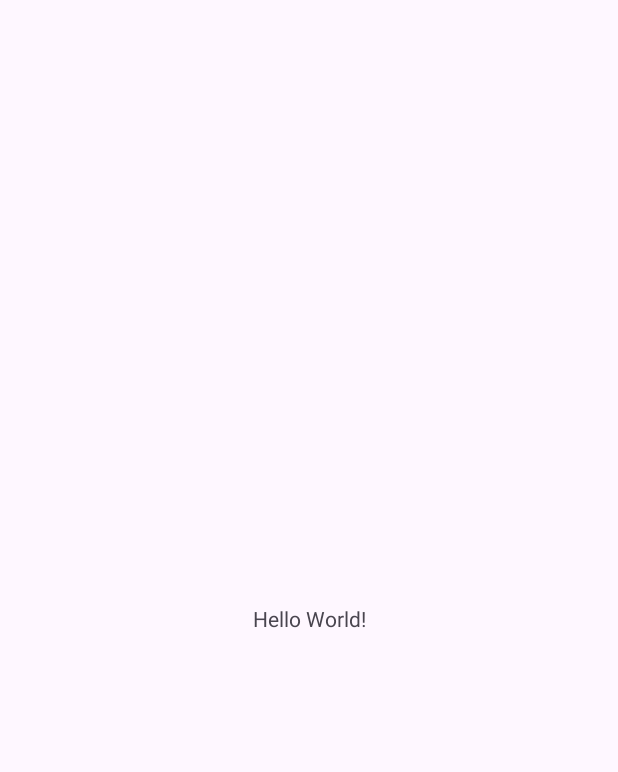
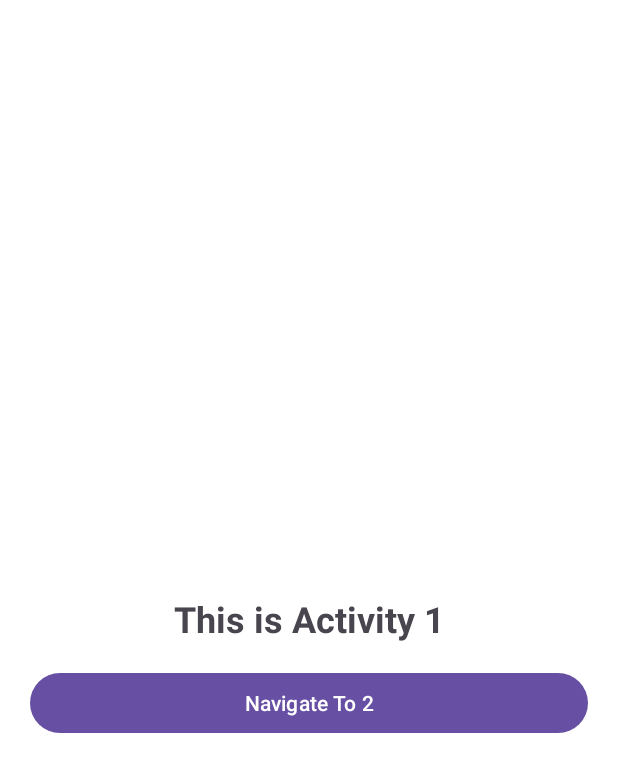
Before and after one commit to nandaiqbalh/playground-activity-lifecycle, an Android app: the screen it shows after launch (MainActivity before the commit, FirstActivity after it), on a phone screen of 412 x 824 dp. Before the commit the part shown is almost empty. Shown: the top 772 px of the screen. Run offline under Robolectric (Android 15) with nearby library versions, the phone set to English and light mode, and no system bars.

Commit message:
Finish App

```diff
--- a/app/build.gradle.kts
+++ b/app/build.gradle.kts
@@ -33,6 +33,10 @@ android {
 	kotlinOptions {
 		jvmTarget = "1.8"
 	}
+
+	buildFeatures{
+		viewBinding = true
+	}
 }
 
 dependencies {
--- /dev/null
+++ b/app/src/main/java/com/nandaiqbalh/activitylifecycle/FirstActivity.kt
@@ -0,0 +1,96 @@
+package com.nandaiqbalh.activitylifecycle
+
+import android.content.Intent
+import androidx.appcompat.app.AppCompatActivity
+import android.os.Bundle
+import android.util.Log
+import com.nandaiqbalh.activitylifecycle.databinding.ActivityFirstBinding
+import com.nandaiqbalh.activitylifecycle.databinding.ActivitySecondBinding
+
+class FirstActivity : AppCompatActivity() {
+
+	private var _binding: ActivityFirstBinding? = null
+	private val binding get() = _binding!!
+
+	private val TAG = "FIRST ACTIVITY"
+	override fun onCreate(savedInstanceState: Bundle?) {
+		super.onCreate(savedInstanceState)
+		Log.d(TAG, "ON CREATE CALLED")
+
+		// initialize view binding and set the activity content
+		_binding = ActivityFirstBinding.inflate(layoutInflater)
+		setContentView(binding.root)
+
+		// set up an action listener
+		binding.btnNavigateTo2.setOnClickListener {
+			val intent = Intent(this@FirstActivity, SecondActivity::class.java)
+			startActivity(intent)
+		}
+	}
+
+	override fun onStart() {
+		super.onStart()
+		Log.d(TAG, "ON START CALLED")
+
+		// Example: Start a background service when the activity starts
+		startBackgroundService()
+	}
+
+	override fun onResume() {
+		super.onResume()
+		Log.d(TAG, "ON RESUME CALLED")
+
+		// Example: Resume video playback when the activity is in the foreground
+		resumeVideoPlayback()
+	}
+
+	override fun onPause() {
+		super.onPause()
+		Log.d(TAG, "ON PAUSE CALLED")
+
+		// Example: Pause video playback when the activity is about to go into the background
+		pauseVideoPlayback()
+	}
+
+	override fun onStop() {
+		super.onStop()
+		Log.d(TAG, "ON STOP CALLED")
+
+		// Example: Stop a background service when the activity is no longer visible
+		stopBackgroundService()
+	}
+
+	override fun onDestroy() {
+		super.onDestroy()
+		Log.d(TAG, "ON DESTROY CALLED")
+
+		// Example: Release resources or perform cleanup when the activity is destroyed
+		releaseResources()
+		_binding = null
+	}
+
+	private fun startBackgroundService() {
+		// Your implementation to start a background service
+		Log.d(TAG, "Background Service Started")
+	}
+
+	private fun stopBackgroundService() {
+		// Your implementation to stop a background service
+		Log.d(TAG, "Background Service Stopped")
+	}
+
+	private fun resumeVideoPlayback() {
+		// Your implementation to resume video playback
+		Log.d(TAG, "Video Playback Resumed")
+	}
+
+	private fun pauseVideoPlayback() {
+		// Your implementation to pause video playback
+		Log.d(TAG, "Video Playback Paused")
+	}
+
+	private fun releaseResources() {
+		// Your implementation to release resources or perform cleanup
+		Log.d(TAG, "Resources Released")
+	}
+}
--- a/app/src/main/java/com/nandaiqbalh/activitylifecycle/MainActivity.kt
+++ /dev/null
@@ -1,11 +0,0 @@
-package com.nandaiqbalh.activitylifecycle
-
-import androidx.appcompat.app.AppCompatActivity
-import android.os.Bundle
-
-class MainActivity : AppCompatActivity() {
-	override fun onCreate(savedInstanceState: Bundle?) {
-		super.onCreate(savedInstanceState)
-		setContentView(R.layout.activity_main)
-	}
-}
--- /dev/null
+++ b/app/src/main/java/com/nandaiqbalh/activitylifecycle/SplashscreenActivity.kt
@@ -0,0 +1,25 @@
+package com.nandaiqbalh.activitylifecycle
+
+import android.annotation.SuppressLint
+import android.content.Intent
+import androidx.appcompat.app.AppCompatActivity
+import android.os.Bundle
+import android.os.Handler
+
+@SuppressLint("CustomSplashScreen")
+class SplashscreenActivity : AppCompatActivity() {
+	private val SPLASH_TIMEOUT: Long = 3000 // 3 detik
+
+	override fun onCreate(savedInstanceState: Bundle?) {
+		super.onCreate(savedInstanceState)
+		setContentView(R.layout.activity_splashscreen)
+
+		// Handler untuk menangani penundaan
+		Handler().postDelayed({
+			// Intent untuk pindah ke activity berikutnya setelah penundaan
+			val intent = Intent(this, FirstActivity::class.java)
+			startActivity(intent)
+			finish() // Tutup activity saat ini agar tidak bisa kembali ke splash screen
+		}, SPLASH_TIMEOUT)
+	}
+}
--- /dev/null
+++ b/app/src/main/res/layout/activity_first.xml
@@ -0,0 +1,34 @@
+<?xml version="1.0" encoding="utf-8"?>
+<androidx.constraintlayout.widget.ConstraintLayout xmlns:android="http://schemas.android.com/apk/res/android"
+    xmlns:app="http://schemas.android.com/apk/res-auto"
+    xmlns:tools="http://schemas.android.com/tools"
+    android:layout_width="match_parent"
+    android:layout_height="match_parent"
+    android:background="@color/white"
+    tools:context=".FirstActivity">
+
+    <TextView
+        android:id="@+id/tv_activity_1"
+        android:layout_width="wrap_content"
+        android:layout_height="wrap_content"
+        android:text="@string/tv_activity_1"
+        android:textSize="24sp"
+        android:textStyle="bold"
+        app:layout_constraintBottom_toBottomOf="parent"
+        app:layout_constraintEnd_toEndOf="parent"
+        app:layout_constraintStart_toStartOf="parent"
+        app:layout_constraintTop_toTopOf="parent" />
+
+    <com.google.android.material.button.MaterialButton
+        android:id="@+id/btn_navigate_to2"
+        android:layout_width="match_parent"
+        android:layout_height="wrap_content"
+        android:layout_marginHorizontal="20dp"
+        android:layout_marginTop="16dp"
+        android:text="@string/btn_navigate_to2"
+        android:textSize="14sp"
+        app:layout_constraintEnd_toEndOf="parent"
+        app:layout_constraintStart_toStartOf="parent"
+        app:layout_constraintTop_toBottomOf="@id/tv_activity_1" />
+
+</androidx.constraintlayout.widget.ConstraintLayout>
--- a/app/src/main/res/layout/activity_main.xml
+++ b/app/src/main/res/layout/activity_splashscreen.xml
@@ -4,12 +4,15 @@
     xmlns:tools="http://schemas.android.com/tools"
     android:layout_width="match_parent"
     android:layout_height="match_parent"
-    tools:context=".MainActivity">
+    tools:context=".SplashscreenActivity">
 
     <TextView
+        android:id="@+id/tv_activity_splash"
         android:layout_width="wrap_content"
         android:layout_height="wrap_content"
-        android:text="Hello World!"
+        android:text="@string/app_name"
+        android:textSize="24sp"
+        android:textStyle="bold"
         app:layout_constraintBottom_toBottomOf="parent"
         app:layout_constraintEnd_toEndOf="parent"
         app:layout_constraintStart_toStartOf="parent"
--- a/app/src/main/res/values/strings.xml
+++ b/app/src/main/res/values/strings.xml
@@ -1,3 +1,8 @@
 <resources>
     <string name="app_name">ActivityLifecycle</string>
+    <string name="tv_activity_1">This is Activity 1</string>
+    <string name="tv_activity_2">This is Activity 1</string>
+    <string name="btn_navigate_to2">Navigate To 2</string>
+    <string name="btn_navigate_to1">Navigate To 1</string>
+
 </resources>
```
Also changed, not shown: app/src/main/AndroidManifest.xml (+9 -1 lines), app/src/main/java/com/nandaiqbalh/activitylifecycle/SecondActivity.kt (added, +95 -0 lines), app/src/main/res/layout/activity_second.xml (added, +34 -0 lines).
